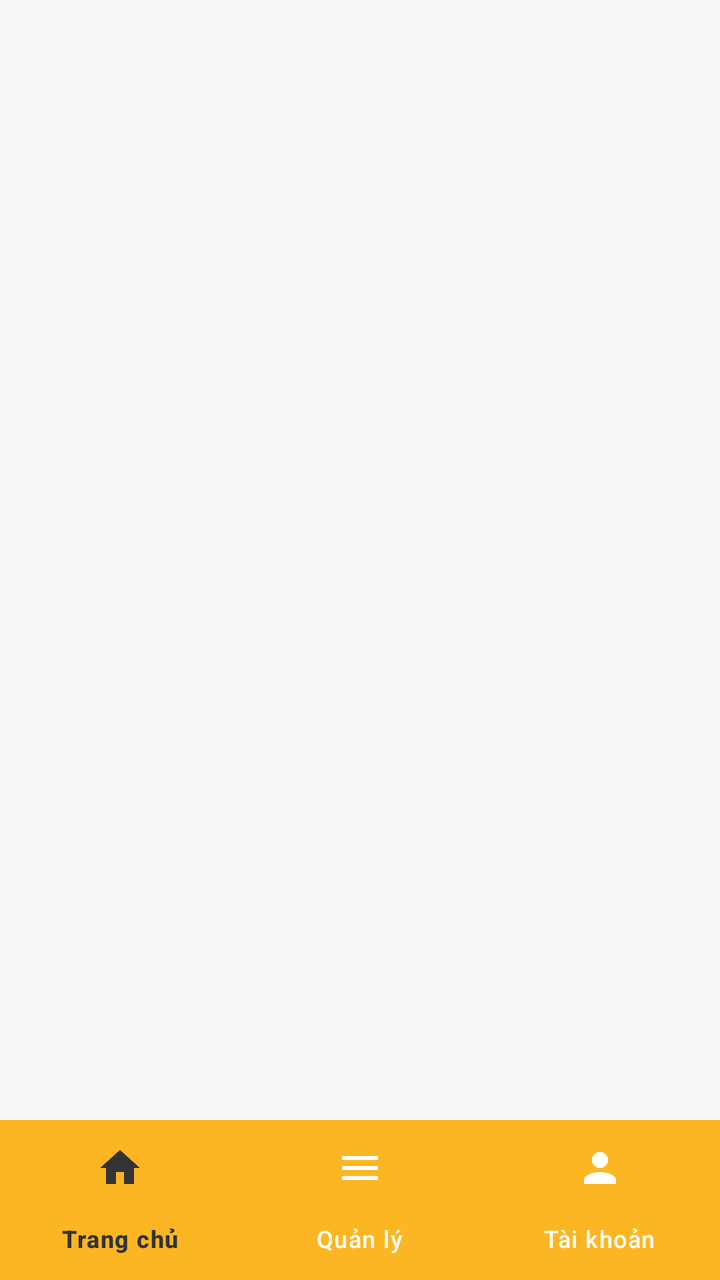
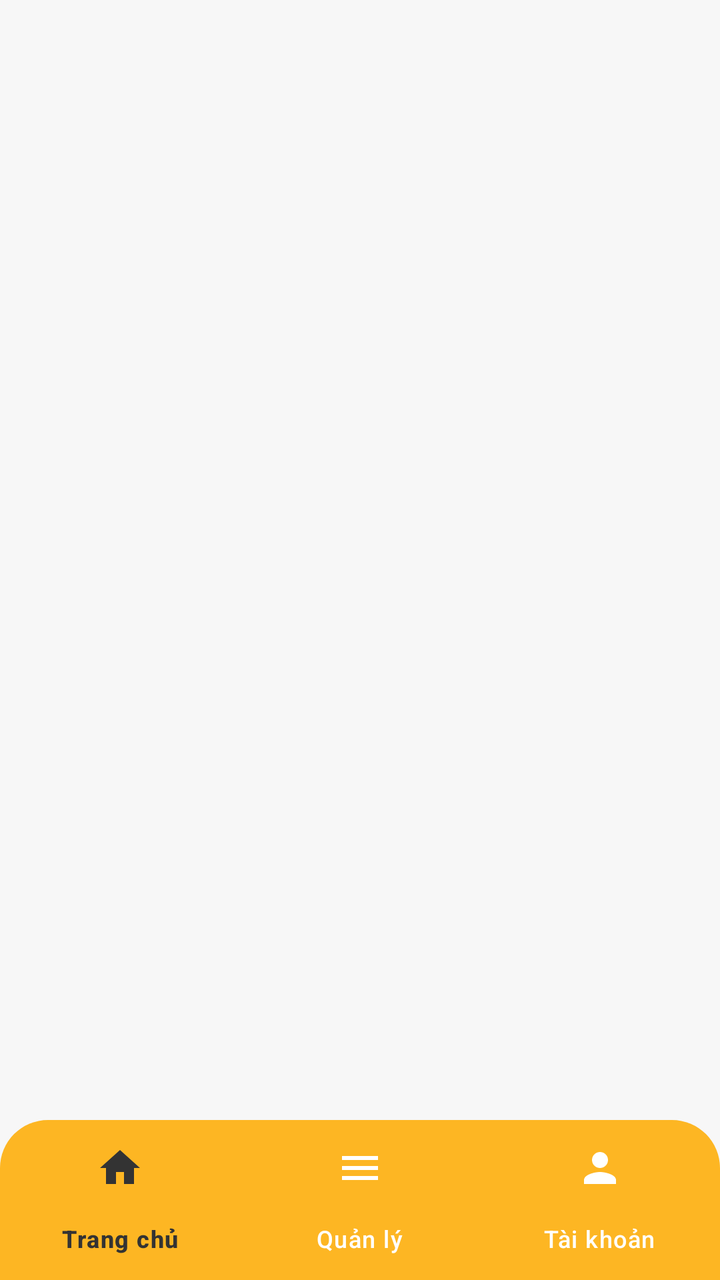

The first picture is an Android layout as it rendered before a commit; the second is the same layout after the commit. The layout source and the unified diff follow.
<!-- AndroidManifest.xml: application theme Theme.MobileDeviceStoreTDMU -->
<!-- res/layout/activity_trang_chu_admin.xml -->
<?xml version="1.0" encoding="utf-8"?>
<RelativeLayout xmlns:android="http://schemas.android.com/apk/res/android"
    xmlns:app="http://schemas.android.com/apk/res-auto"
    xmlns:tools="http://schemas.android.com/tools"
    android:layout_width="match_parent"
    android:layout_height="match_parent"
    android:background="@color/bg_light"
    android:fitsSystemWindows="true"
    tools:context=".activity.TrangChuAdminActivity">

    
    <FrameLayout
        android:id="@+id/frame_container_admin"
        android:layout_width="match_parent"
        android:layout_height="match_parent"
        android:layout_above="@id/bottom_navigation_admin" />

    
    <com.google.android.material.bottomnavigation.BottomNavigationView
        android:id="@+id/bottom_navigation_admin"
        android:layout_width="match_parent"
        android:layout_height="wrap_content"
        android:layout_alignParentBottom="true"
        android:background="@color/primary_yellow"
        android:elevation="12dp"
        app:itemIconTint="@color/bottom_nav_color_selector"
        app:itemTextColor="@color/bottom_nav_color_selector"
        app:labelVisibilityMode="labeled"
        app:itemActiveIndicatorStyle="@style/CustomActiveIndicator"
        app:menu="@menu/bottom_nav_admin_menu" />

</RelativeLayout>
<!-- resources referenced by this layout -->
<resources>
  <color name="bg_light">#F7F7F7</color>
  <color name="primary_yellow">#FDB623</color>
  <style name="CustomActiveIndicator" parent="Widget.Material3.BottomNavigationView.ActiveIndicator">
          
          <item name="android:color">@android:color/transparent</item>
      </style>
  <style name="Theme.MobileDeviceStoreTDMU" parent="Base.Theme.MobileDeviceStoreTDMU" />
  <style name="Base.Theme.MobileDeviceStoreTDMU" parent="Theme.Material3.Light.NoActionBar">
          
          <item name="android:statusBarColor">@color/primary_yellow</item>
          <item name="android:windowLightStatusBar">true</item>
  
          <item name="android:navigationBarColor">@color/primary_yellow</item>
          <item name="android:windowLightNavigationBar" tools:targetApi="O_MR1">true</item>
          <item name="fontFamily">@font/nunito</item>
      </style>
</resources>

<!-- the commit's change to res/layout/activity_trang_chu_admin.xml (unified diff, before → after) -->
@@ -21,8 +21,8 @@
         android:layout_width="match_parent"
         android:layout_height="wrap_content"
         android:layout_alignParentBottom="true"
-        android:background="@color/primary_yellow"
-        android:elevation="12dp"
+        android:background="@drawable/bg_bottom_nav"
+        android:elevation="16dp"
         app:itemIconTint="@color/bottom_nav_color_selector"
         app:itemTextColor="@color/bottom_nav_color_selector"
         app:labelVisibilityMode="labeled"
<!-- resource entries referenced after the edit -->
@@ -1,6 +1,15 @@
 <!-- resources referenced by this layout -->
 <resources>
   <color name="bg_light">#F7F7F7</color>
+  <!-- drawable bg_bottom_nav (drawable) -->
+  <?xml version="1.0" encoding="utf-8"?>
+  <shape xmlns:android="http://schemas.android.com/apk/res/android"
+      android:shape="rectangle">
+      <solid android:color="@color/primary_yellow" />
+      <corners
+          android:topLeftRadius="24dp"
+          android:topRightRadius="24dp" />
+  </shape>
   <color name="primary_yellow">#FDB623</color>
   <style name="CustomActiveIndicator" parent="Widget.Material3.BottomNavigationView.ActiveIndicator">
           
